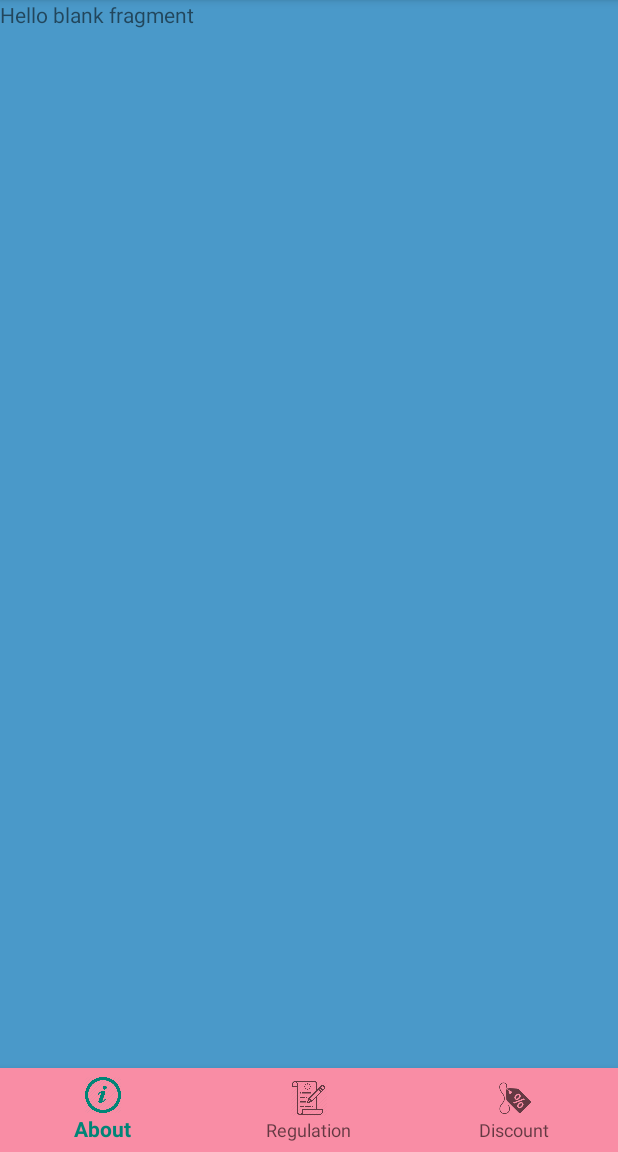
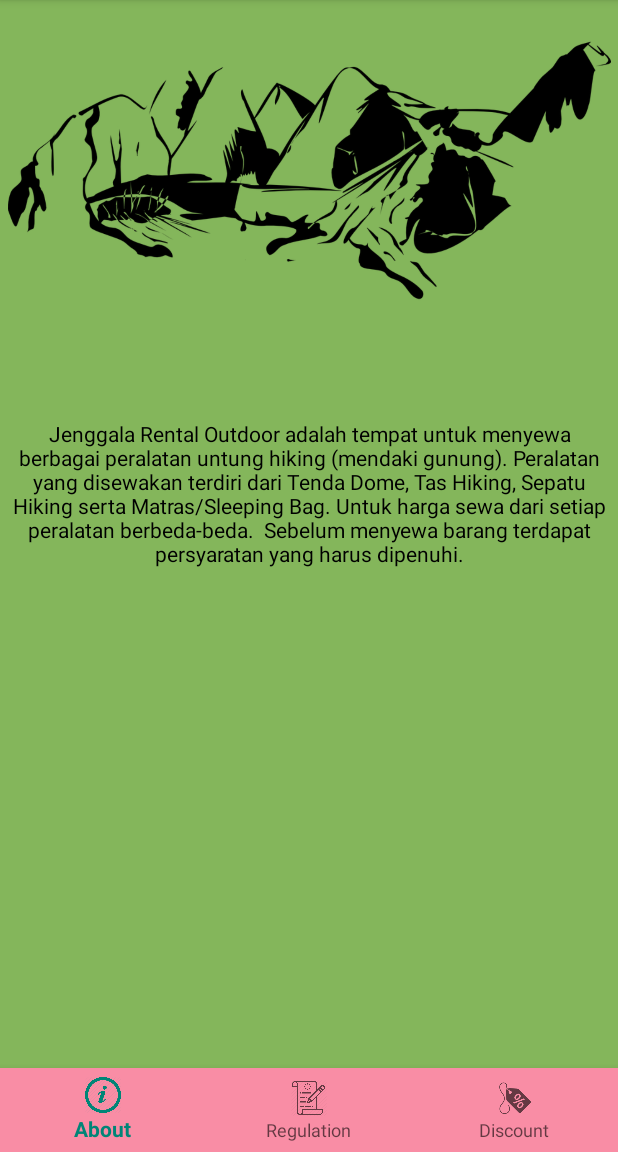
Before and after one commit to YessyNP/UASMobile, an Android app: the AboutFragment screen opened directly, with no data from a screen before it, on a phone screen of 412 x 824 dp, the part 84-1236 px from its top. Run offline under Robolectric (Android 15) with nearby library versions, the phone set to English and light mode, and no system bars.

Commit message:
Mengedit isi about fragment

```diff
--- a/app/src/main/res/layout/activity_main.xml
+++ b/app/src/main/res/layout/activity_main.xml
@@ -5,7 +5,7 @@
     android:layout_width="match_parent"
     android:layout_height="match_parent"
     tools:context=".activities.MainActivity"
-    android:background="@color/colormain"
+    android:background="@color/fm"
     >
 
 
--- a/app/src/main/res/layout/fragment_about.xml
+++ b/app/src/main/res/layout/fragment_about.xml
@@ -1,14 +1,34 @@
 <?xml version="1.0" encoding="utf-8"?>
-<FrameLayout xmlns:android="http://schemas.android.com/apk/res/android"
+<androidx.constraintlayout.widget.ConstraintLayout xmlns:android="http://schemas.android.com/apk/res/android"
+    xmlns:app="http://schemas.android.com/apk/res-auto"
     xmlns:tools="http://schemas.android.com/tools"
     android:layout_width="match_parent"
     android:layout_height="match_parent"
     tools:context=".fragments.AboutFragment">
 
     <!-- TODO: Update blank fragment layout -->
+
+
+    <ImageView
+        android:id="@+id/imageView12"
+        android:layout_width="402dp"
+        android:layout_height="227dp"
+        android:src="@drawable/landscape_158873_960_720"
+        app:layout_constraintEnd_toEndOf="parent"
+        app:layout_constraintStart_toStartOf="parent"
+        app:layout_constraintTop_toTopOf="parent" />
+
     <TextView
-        android:layout_width="match_parent"
-        android:layout_height="match_parent"
-        android:text="@string/hello_blank_fragment" />
+        android:id="@+id/textView15"
+        android:layout_width="wrap_content"
+        android:layout_height="wrap_content"
+        android:layout_marginTop="52dp"
+        android:text="Jenggala Rental Outdoor adalah tempat untuk menyewa berbagai peralatan untung hiking (mendaki gunung). Peralatan yang disewakan terdiri dari Tenda Dome, Tas Hiking, Sepatu Hiking serta Matras/Sleeping Bag. Untuk harga sewa dari setiap peralatan berbeda-beda.  Sebelum menyewa barang terdapat persyaratan yang harus dipenuhi."
+        android:textAlignment="center"
+        android:textColor="#000000"
+        app:layout_constraintEnd_toEndOf="parent"
+        app:layout_constraintHorizontal_bias="0.0"
+        app:layout_constraintStart_toStartOf="parent"
+        app:layout_constraintTop_toBottomOf="@+id/imageView12" />
 
-</FrameLayout>
+</androidx.constraintlayout.widget.ConstraintLayout>
--- a/app/src/main/res/values/colors.xml
+++ b/app/src/main/res/values/colors.xml
@@ -8,5 +8,6 @@
     <color name="buttonred">#DB212F</color>
     <color name="sewabc">#C9BC5A</color>
     <color name="navi">#f98da5</color>
+    <color name="fm">#84B65B</color>
 
 </resources>
```
